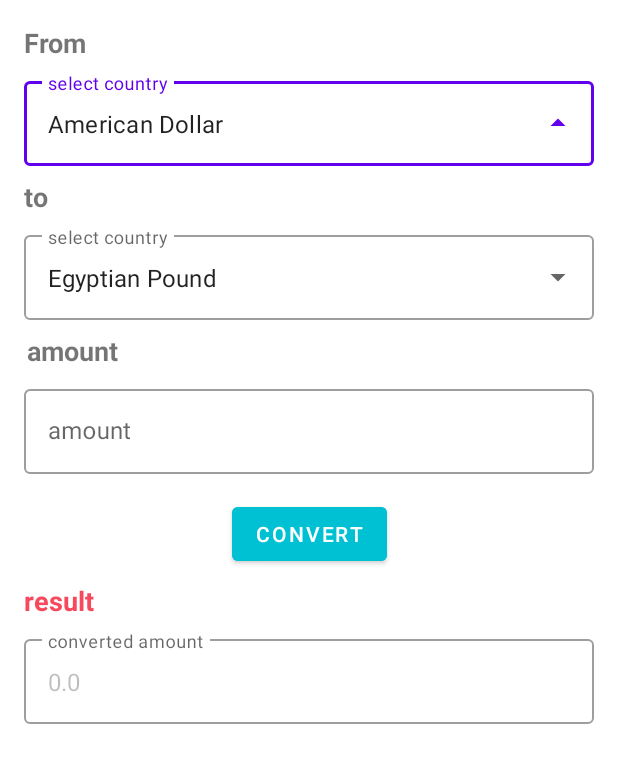
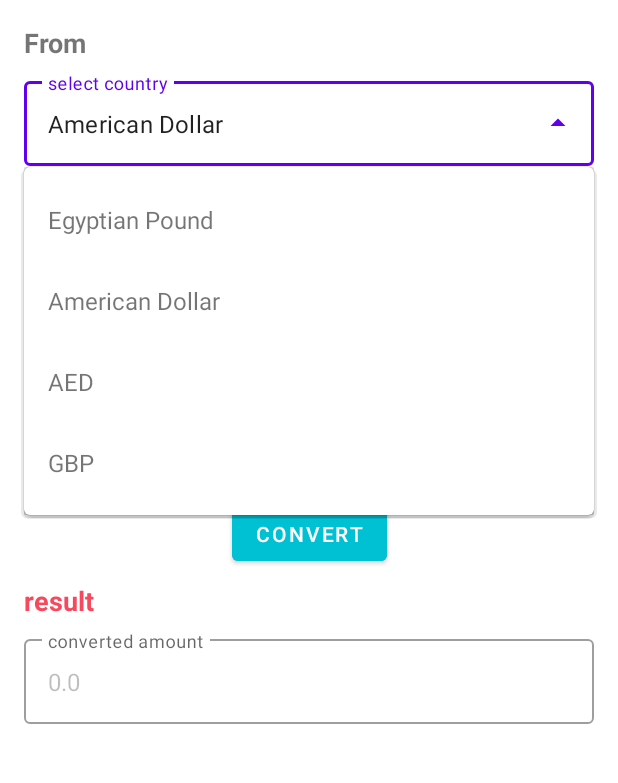
Before and after one commit to mohamedrohaim/CurrencyConverter, an Android app: the screen it shows after launch (MainActivity), after a tap on an icon or button, on a phone screen of 412 x 824 dp, the part 158-941 px from its top. Run offline under Robolectric (Android 15) with nearby library versions, the phone set to English and light mode, and no system bars; 1 other tap on this screen came first.

Commit message:
second commit

```diff
--- a/app/src/main/java/com/example/currencyconverter/MainActivity.kt
+++ b/app/src/main/java/com/example/currencyconverter/MainActivity.kt
@@ -3,28 +3,46 @@ package com.example.currencyconverter
 import androidx.appcompat.app.AppCompatActivity
 import android.os.Bundle
 import android.util.Log
+import android.widget.ArrayAdapter
+import android.widget.AutoCompleteTextView
 import android.widget.Button
-import android.widget.Toast
 import com.google.android.material.textfield.TextInputEditText
-import kotlin.math.log
+import java.math.BigDecimal
+import java.math.RoundingMode
 
 class MainActivity : AppCompatActivity() {
     val TAG="MainActivity"
+    private val egyptionPound="Egyptian Pound"
+    private val americanDollar="American Dollar"
+    private val AED="AED"
+    private val GBP="GBP"
+    lateinit var fromDropDownMenu:AutoCompleteTextView
+    lateinit var toDropDownMenu: AutoCompleteTextView
+    lateinit var convertBtn:Button
+    lateinit var amountEt:TextInputEditText
+    lateinit var resultEt:TextInputEditText
 
     override fun onCreate(savedInstanceState: Bundle?) {
         super.onCreate(savedInstanceState)
         setContentView(R.layout.activity_main)
+        initializeView()
+        populateDropDownMenue()
 
-
-        val convertBtn:Button=findViewById(R.id.convert_button)
-        val amountEt:TextInputEditText=findViewById(R.id.amount_edit_text)
-        val resultEt:TextInputEditText=findViewById(R.id.result_edit_text)
 
 
 
         convertBtn.setOnClickListener(){
             val amount=amountEt.text.toString().toDouble()
-            val result=amount.times(15.73)
+            val currencyToField=toDropDownMenu.text.toString()
+            Log.d(TAG,"TO $currencyToField")
+
+            var result:Double=0.0
+           result= when(currencyToField){
+                AED->BigDecimal.valueOf(amount.times(3.67)).setScale(2,RoundingMode.DOWN).toDouble()
+                egyptionPound->BigDecimal.valueOf(amount.times(19.26)).setScale(2,RoundingMode.DOWN).toDouble()
+                GBP->BigDecimal.valueOf(amount.times(0.87)).setScale(2,RoundingMode.DOWN).toDouble()
+               else->BigDecimal.valueOf(amount.times(1)).setScale(2,RoundingMode.DOWN).toDouble()
+            }
             resultEt.setText(result.toString())
             Log.d(TAG,"result = $result")
 
@@ -40,4 +58,19 @@ class MainActivity : AppCompatActivity() {
             }*/
         }
     }
+    private fun initializeView(){
+
+        convertBtn=findViewById(R.id.convert_button)
+        fromDropDownMenu=findViewById(R.id.from_auto_text_view)
+        toDropDownMenu=findViewById(R.id.to_edit_text)
+        amountEt=findViewById(R.id.amount_edit_text)
+        resultEt=findViewById(R.id.result_edit_text)
+    }
+    private  fun populateDropDownMenue(){
+        val listOfCountries= listOf(egyptionPound,americanDollar,AED,GBP)
+        //R resource folder
+        val adapter=ArrayAdapter(this,R.layout.drop_down_list,listOfCountries)
+        toDropDownMenu.setAdapter(adapter)
+        fromDropDownMenu.setAdapter(adapter)
+    }
 }
--- a/app/src/main/res/layout/activity_main.xml
+++ b/app/src/main/res/layout/activity_main.xml
@@ -92,6 +92,7 @@
         app:layout_constraintTop_toBottomOf="@+id/textView2">
 
         <AutoCompleteTextView
+            android:id="@+id/to_edit_text"
             android:layout_width="match_parent"
             android:layout_height="wrap_content"
             android:inputType="none"
--- /dev/null
+++ b/app/src/main/res/layout/drop_down_list.xml
@@ -0,0 +1,10 @@
+<?xml version="1.0" encoding="utf-8"?>
+<TextView
+    xmlns:android="http://schemas.android.com/apk/res/android"
+    android:layout_width="match_parent"
+    android:layout_height="wrap_content"
+    android:textSize="16sp"
+    android:padding="16dp"
+
+
+    />
```
